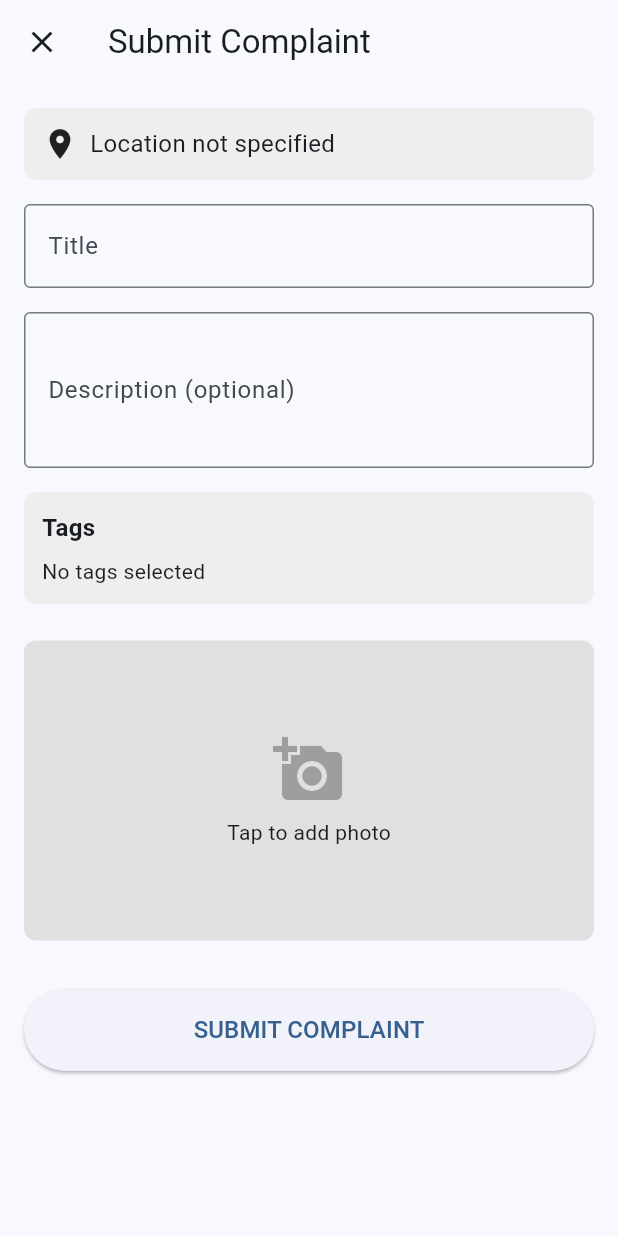
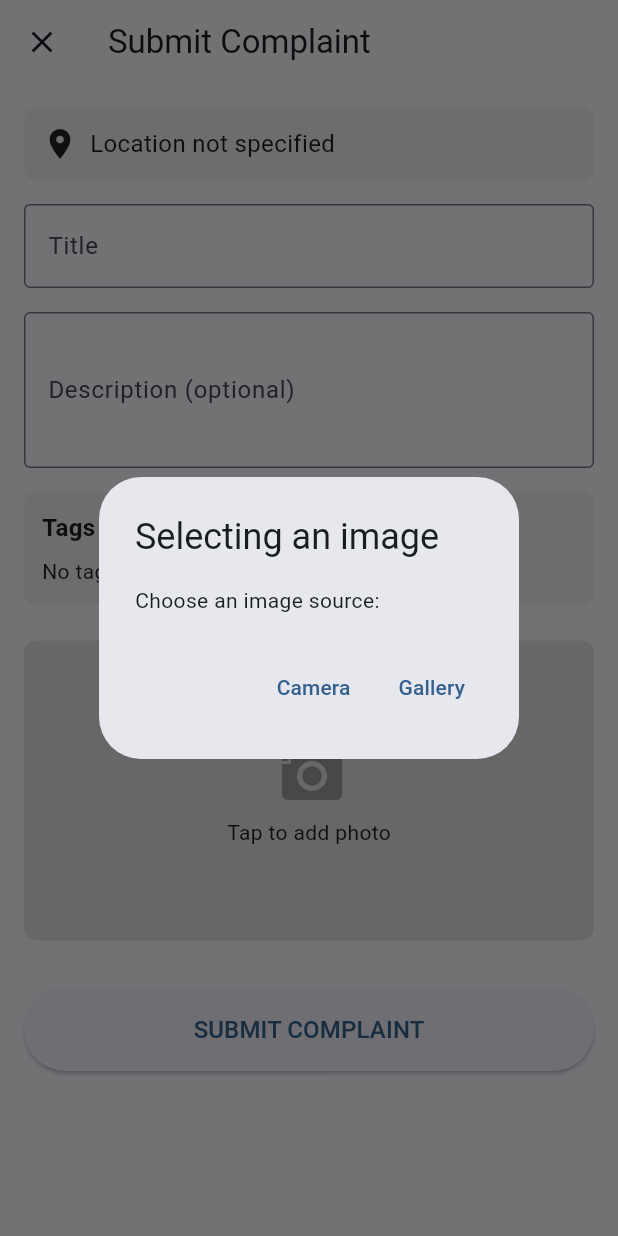
Before and after one commit to HoeZhiWan/kumplain, a Flutter app: the SubmitComplaintScreen screen opened by its route, after a tap on "Tap to add photo", on a phone screen of 412 x 824 dp. Run offline on Flutter 3.47's test engine with Material 3 defaults, Android fonts, the light colour scheme and no system bars; our stand-ins replace cloud_firestore, firebase_auth, firebase_core, firebase_storage, flutter_dotenv, geolocator and 7 more; missing offline and left inert: firebase_app_check, google_maps_flutter_platform_interface; accounts and stored records are empty.

Commit message:
Added Quick submission and use of camera

```diff
--- a/lib/router.dart
+++ b/lib/router.dart
@@ -2,6 +2,7 @@ import 'dart:async';  // Add this import for StreamSubscription
 import 'package:flutter/material.dart';
 import 'package:go_router/go_router.dart';
 import 'package:firebase_auth/firebase_auth.dart';
+import 'package:image_picker/image_picker.dart';
 
 import 'screens/auth_screen.dart';
 import 'screens/map_screen.dart';
@@ -55,7 +56,10 @@ class AppRouter {
           double? lng = state.extra != null
               ? (state.extra as Map<String, dynamic>)['longitude'] as double?
               : null;
-          return SubmitComplaintScreen(latitude: lat, longitude: lng);
+          XFile? image = state.extra != null
+              ? (state.extra as Map<String, dynamic>)['initialImage'] as XFile?
+              : null;
+          return SubmitComplaintScreen(latitude: lat, longitude: lng, initialImage: image);
         },
       ),
       GoRoute(
--- a/lib/screens/submit_complaint_screen.dart
+++ b/lib/screens/submit_complaint_screen.dart
@@ -11,11 +11,13 @@ import '../services/google_generative_ai_service.dart';
 class SubmitComplaintScreen extends StatefulWidget {
   final double? latitude;
   final double? longitude;
+  final XFile? initialImage;
 
   const SubmitComplaintScreen({
     super.key,
     this.latitude,
     this.longitude,
+    this.initialImage,
   });
 
   @override
@@ -40,6 +42,9 @@ class _SubmitComplaintScreenState extends State<SubmitComplaintScreen> {
   Future<void> _loadTags() async {
     _availableTags = await FirestoreService().getTags();
     setState(() {});
+    if (widget.initialImage != null) {
+      _processInitialImage(widget.initialImage!); // Process the initial image
+    }
   }
 
   void _selectTags() async {
@@ -98,6 +103,43 @@ class _SubmitComplaintScreenState extends State<SubmitComplaintScreen> {
     _titleController.dispose();
     _descriptionController.dispose();
     super.dispose();
+  }
+
+  Future<void> _processInitialImage(XFile image) async {
+    setState(() {
+      _selectedImage = image;
+    });
+
+    print("Initial image path: ${image.path}");
+
+    try {
+      final response = await GoogleGenerativeAIService().analyzeImage(image, _availableTags);
+      final String? aiTitle = response['title'];
+      final String? aiDescription = response['description'];
+      final String? aiTag = response['tag'];
+
+      setState(() {
+        _titleController.text = aiTitle ?? ''; // Set AI-generated tag as title
+        _descriptionController.text = aiDescription ?? ''; // Set AI-generated description
+      });
+
+      if(aiTag != null && _availableTags.contains(aiTag)) {
+        setState(() {
+          _selectedTags.add(aiTag); // Add AI-generated tag to selected tags
+        });
+      }
+
+      print("AI Title: $aiTitle");
+      print("AI Description: $aiDescription");
+    } catch (e) {
+      print("Error analyzing image: $e");
+      ScaffoldMessenger.of(context).showSnackBar(
+        SnackBar(
+          content: Text('Error analyzing image: ${e.toString()}'),
+          backgroundColor: Colors.red,
+        ),
+      );
+    }
   }
 
   void _submitComplaint() async {
@@ -313,7 +355,29 @@ class _SubmitComplaintScreenState extends State<SubmitComplaintScreen> {
             // Image selection
             GestureDetector(
               onTap: () {
-                _selectImage(ImageSource.gallery);
+                showDialog(
+                  context: context,
+                  builder: (context) => AlertDialog(
+                    title: const Text('Selecting an image'),
+                    content: const Text('Choose an image source:'),
+                    actions: [
+                      TextButton(
+                        onPressed: () {
+                          Navigator.of(context).pop();
+                          _selectImage(ImageSource.camera);
+                        },
+                        child: const Text('Camera'),
+                      ),
+                      TextButton(
+                        onPressed: () {
+                          Navigator.of(context).pop();
+                          _selectImage(ImageSource.gallery);
+                        },
+                        child: const Text('Gallery'),
+                      ),
+                    ],
+                  ),
+                );
               },
               child: Container(
                 height: 200,
```
Also changed, not shown: lib/screens/map_screen.dart (+48 -0 lines), lib/services/google_generative_ai_service.dart (+5 -6 lines), 1 other file.
